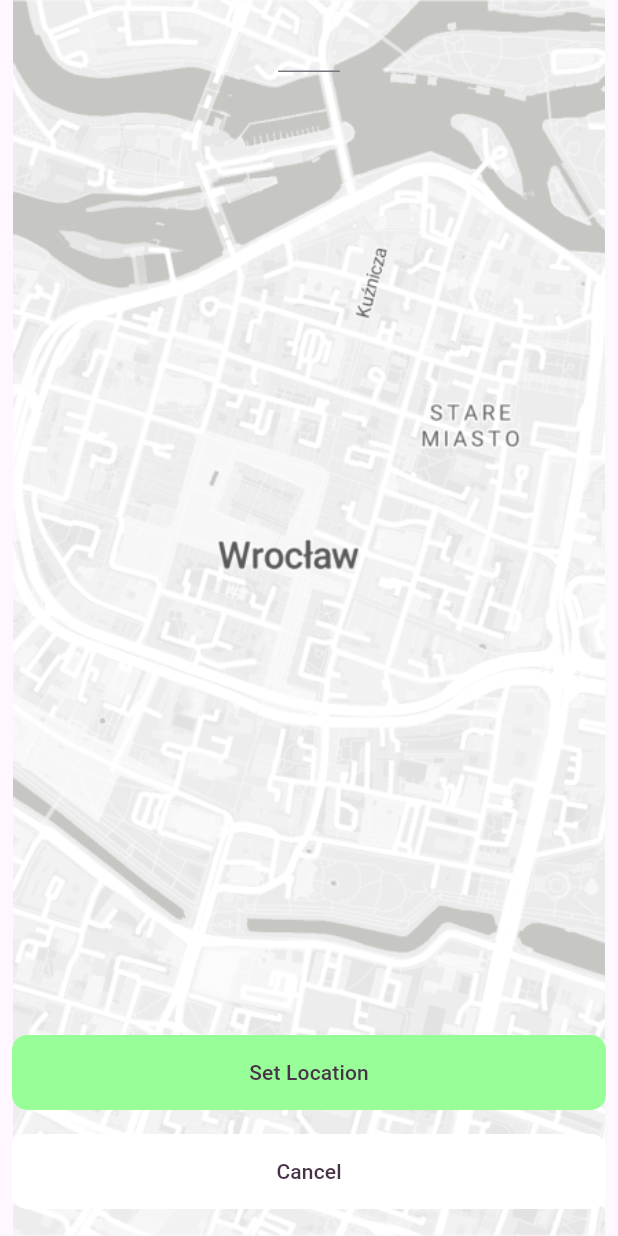
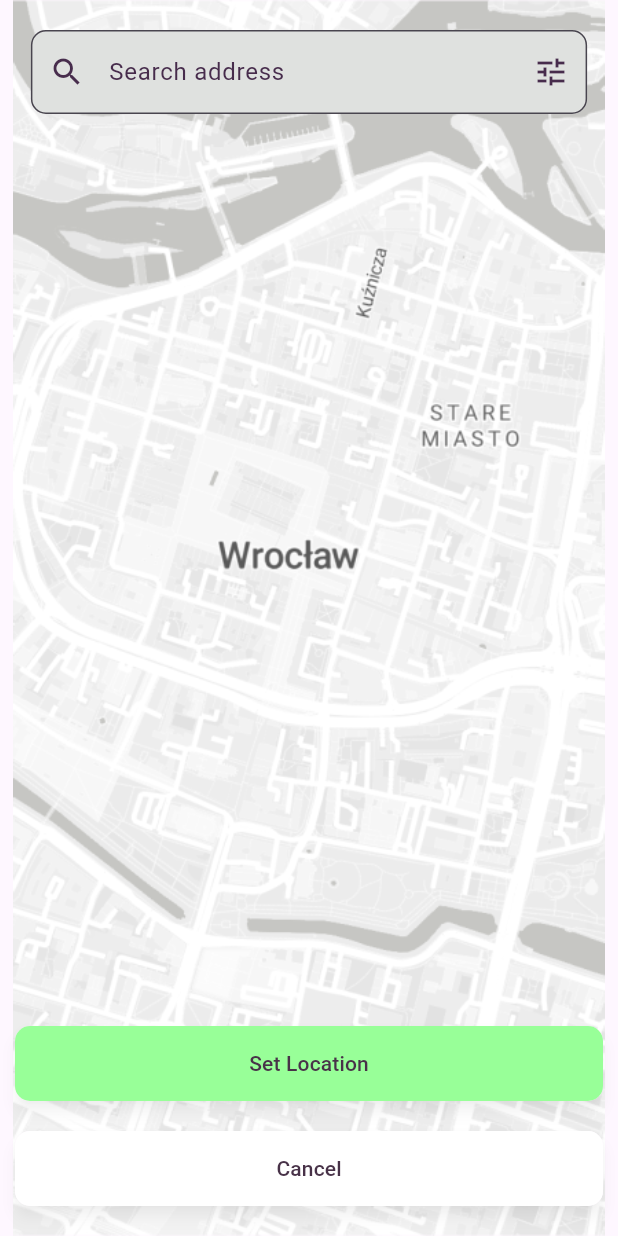
Before and after one commit to anettaj/Schedule_States_flutter, a Flutter app: the location screen opened directly, on a phone screen of 412 x 824 dp. Run offline on Flutter 3.47's test engine with Material 3 defaults, Android fonts, the phone set to English and light mode, and no system bars; our stand-ins replace dropdown_button2.

Commit message:
Search bar done

```diff
--- a/lib/Components/constance.dart
+++ b/lib/Components/constance.dart
@@ -27,3 +27,6 @@ Color  HomeThemeColor=Color(0xff4B0D55);
 Color LocationButtonColor=Color(0xff98FF98);
 Color LocationButtonTextColor=Color(0xff483248);
 Color LocationSearchTextField=Color(0xffDFE1DF);
+Color LocationSearchTextFieldIconColor=Color(0xff472C4C);
+Color LocationSearchTextFieldHintColor=Color(0xff472C4C);
+Color LocationSearchTextFieldBorderColor=Color(0xff472C4C);
--- a/lib/Views/location.dart
+++ b/lib/Views/location.dart
@@ -1,3 +1,4 @@
+import 'package:flutter/cupertino.dart';
 import 'package:flutter/material.dart';
 
 import '../Components/constance.dart';
@@ -27,19 +28,33 @@ class _locationState extends State<location> {
               )
             ),
           ),
-          Column(
+          SafeArea(
+            child: Column(
               mainAxisAlignment: MainAxisAlignment.spaceBetween,
               children: [
-              SizedBox(
-                width: W*0.1,
-                height: H*0.8,
+                Padding(
+                  padding: const EdgeInsets.only(top: 20),
+                  child: SizedBox(
+                    width: W*0.9,
                     child: TextField(
-
                       decoration: InputDecoration(
+                        filled: true,
                         fillColor: LocationSearchTextField,
-                    border: InputBorder(borderSide: BorderSide(
-
-                    ))
+                        prefixIcon: Icon(Icons.search),
+                        suffixIcon: Icon(Icons.tune),
+                        hintText: "Search address",
+                        hintStyle: TextStyle(
+                          color: LocationSearchTextFieldHintColor
+                        ),
+                        suffixIconColor: LocationSearchTextFieldIconColor,
+                        prefixIconColor: LocationSearchTextFieldIconColor,
+                        border: OutlineInputBorder(
+                          borderRadius: BorderRadius.circular(10),
+                          borderSide: BorderSide(
+                            color:LocationSearchTextFieldBorderColor
+                          )
+                        )
+                      ),
                     ),
                   ),
                 ),
@@ -53,6 +68,7 @@ class _locationState extends State<location> {
                   ),
                 )
               ],
+            ),
           )
         ],
       )
@@ -79,7 +95,11 @@ class _LocationButtonState extends State<LocationButton> {
   @override
   Widget build(BuildContext context) {
     return Padding(
-      padding: const EdgeInsets.all(8.0),
+      padding: const EdgeInsets.all(10.0),
+      child: Material(
+        elevation: 4,
+        shadowColor: Colors.black26,
+        borderRadius: BorderRadius.circular(10),
         child: TextButton(
           style: ButtonStyle(
             padding: MaterialStateProperty.all<EdgeInsetsGeometry>(
@@ -96,6 +116,7 @@ class _LocationButtonState extends State<LocationButton> {
                 borderRadius: BorderRadius.circular(10.0),
               ),
             ),
+
           ),
             onPressed: (){
             widget.onPressed;
@@ -105,6 +126,7 @@ class _LocationButtonState extends State<LocationButton> {
               color: LocationButtonTextColor
             ),),
         ),
+      ),
     );
   }
 }
```
Lines whose indentation alone changed are shown as unchanged.
